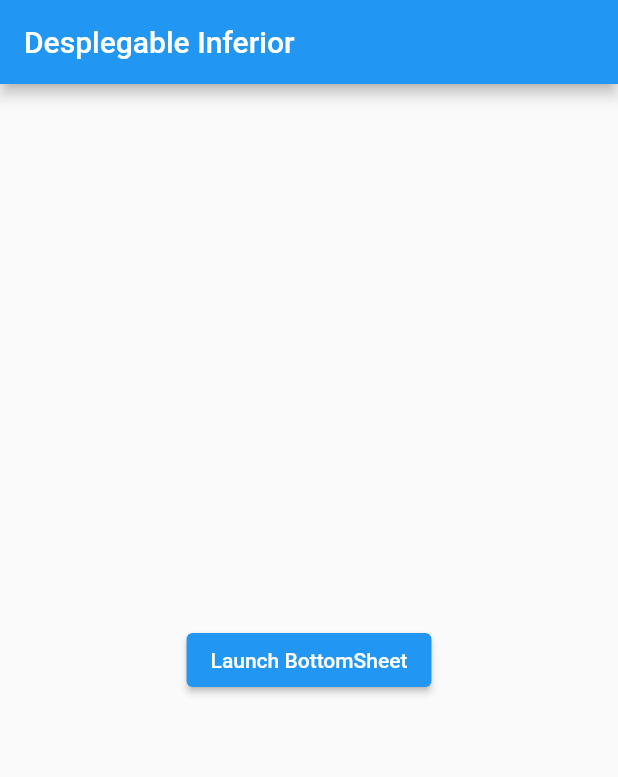
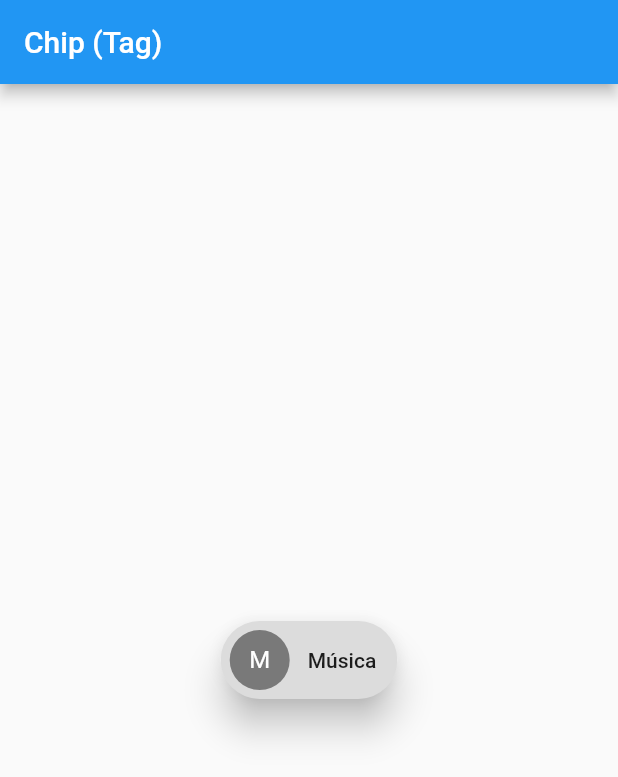
Before and after one commit to EmmanuelHm/basic_components_flutter, a Flutter app: the screen it shows after launch, on a phone screen of 412 x 824 dp. Shown: the top 777 px of the screen. Run offline on Flutter 3.47's test engine with Material 2 defaults, Android fonts, the light colour scheme and no system bars.

Commit message:
Utilizando widget 'Chip(tag)' en flutter

```diff
--- /dev/null
+++ b/lib/AdvancedWidgets/10.Chip(tag)/ChipTag.dart
@@ -0,0 +1,33 @@
+import 'package:flutter/material.dart';
+
+class ChipTag extends StatefulWidget {
+  const ChipTag({Key? key}) : super(key: key);
+
+  @override
+  _ChipTagState createState() => _ChipTagState();
+}
+
+class _ChipTagState extends State<ChipTag> {
+  @override
+  Widget build(BuildContext context) {
+    return Scaffold(
+      appBar: AppBar(
+        title: Text("Chip (Tag)"),
+      ),
+      body: Center(
+        child: Chip(
+            elevation: 10,
+            // padding: EdgeInsets.all(30),
+            labelPadding: EdgeInsets.all(10),
+            avatar: CircleAvatar(
+              backgroundColor: Colors.black45,
+              child: Text(
+                "M",
+                style: TextStyle(color: Colors.white),
+              ),
+            ),
+            label: Text("Música")),
+      ),
+    );
+  }
+}
--- a/lib/main.dart
+++ b/lib/main.dart
@@ -1,5 +1,5 @@
 import 'package:flutter/material.dart';
-import 'package:basic_components_flutter/AdvancedWidgets/09.BottomSheet/DesplegableInferior.dart';
+import 'package:basic_components_flutter/AdvancedWidgets/10.Chip(tag)/ChipTag.dart';
 
 void main() => runApp(MyApp());
 
@@ -15,9 +15,9 @@ class MyApp extends StatelessWidget {
       // home: BackData(),
 
       // Sistema de Rutas
-      initialRoute: 'desplegable',
+      initialRoute: 'chip',
       routes: {
-        'desplegable': (context) => DesplegableInferior(),
+        'chip': (context) => ChipTag(),
       },
     );
   }
```
Also changed, not shown: lib/AdvancedWidgets/10.Chip(tag)/chip1.png (added), lib/AdvancedWidgets/10.Chip(tag)/chip2.png (added).
